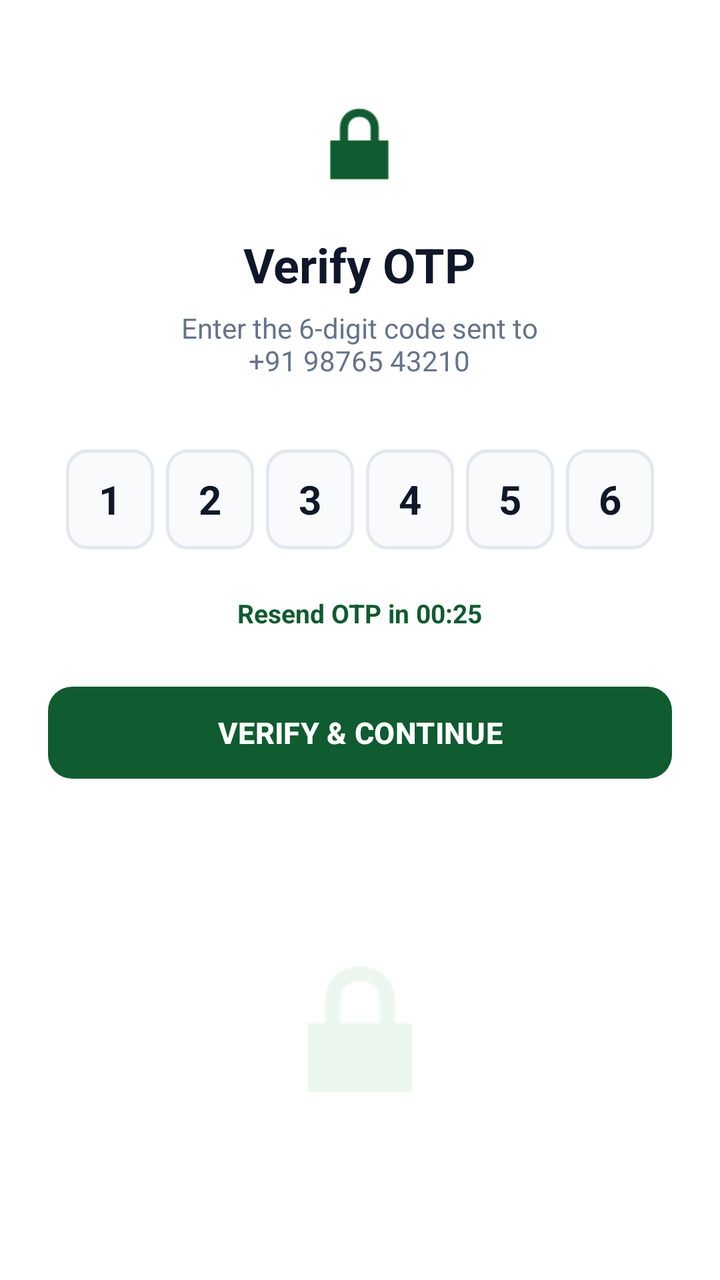
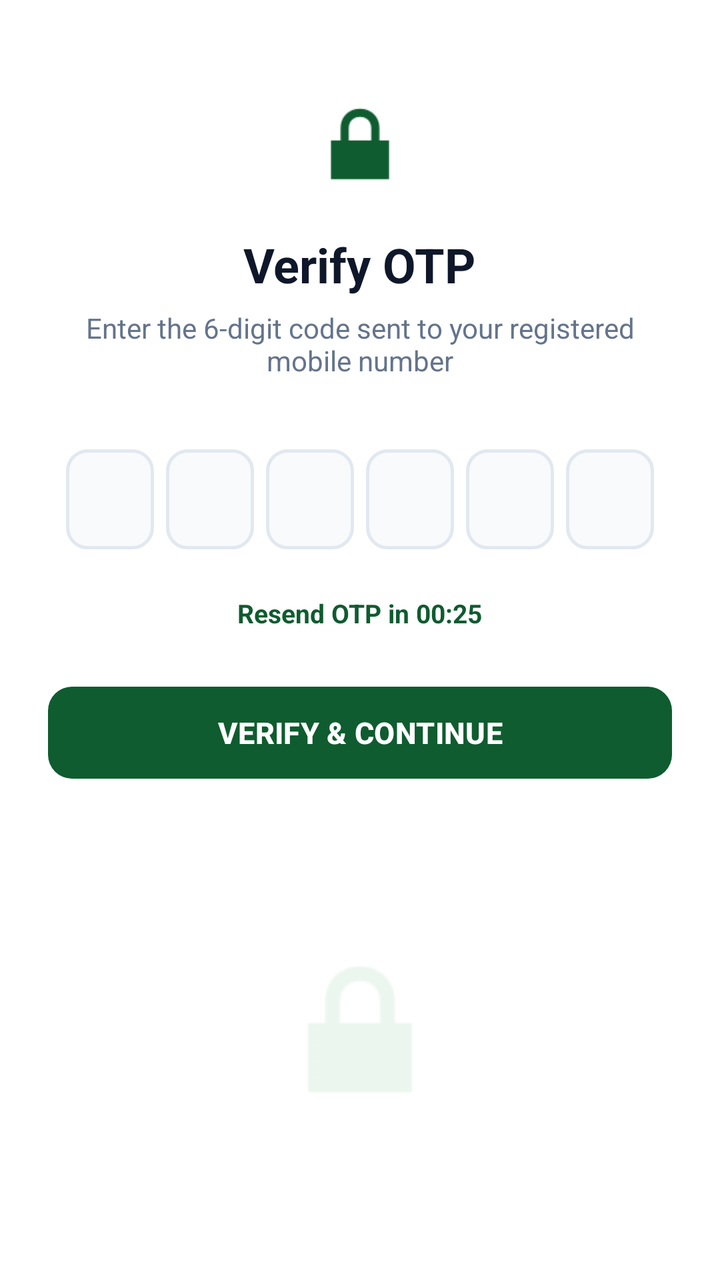

The first picture is an Android layout as it rendered before a commit; the second is the same layout after the commit. The layout source and the unified diff follow.
<!-- AndroidManifest.xml: activity theme Theme.AgriLink.NoActionBar -->
<!-- res/layout/activity_otp_verification.xml -->
<?xml version="1.0" encoding="utf-8"?>
<ScrollView xmlns:android="http://schemas.android.com/apk/res/android"
    xmlns:app="http://schemas.android.com/apk/res-auto"
    android:layout_width="match_parent"
    android:layout_height="match_parent"
    android:background="@color/white"
    android:fillViewport="true">

    <LinearLayout
        android:layout_width="match_parent"
        android:layout_height="wrap_content"
        android:orientation="vertical"
        android:padding="24dp">

        <LinearLayout
            android:layout_width="wrap_content"
            android:layout_height="wrap_content"
            android:layout_gravity="center"
            android:layout_marginTop="20dp"
            android:gravity="center"
            android:orientation="vertical">

            <ImageView
                android:layout_width="56dp"
                android:layout_height="56dp"
                android:src="@android:drawable/ic_lock_lock"
                app:tint="@color/primary_green" />

            <TextView
                android:layout_width="wrap_content"
                android:layout_height="wrap_content"
                android:layout_marginTop="16dp"
                android:text="Verify OTP"
                android:textColor="@color/text_dark"
                android:textSize="24sp"
                android:textStyle="bold" />

            <TextView
                android:layout_width="wrap_content"
                android:layout_height="wrap_content"
                android:layout_marginTop="6dp"
                android:gravity="center"
                android:text="Enter the 6-digit code sent to\n+91 98765 43210"
                android:textColor="@color/text_muted"
                android:textSize="14sp" />
        </LinearLayout>

        
        <LinearLayout
            android:layout_width="match_parent"
            android:layout_height="wrap_content"
            android:layout_marginTop="32dp"
            android:gravity="center"
            android:orientation="horizontal">

            <EditText
                android:id="@+id/otp1"
                android:layout_width="44dp"
                android:layout_height="50dp"
                android:layout_margin="3dp"
                android:background="@drawable/shape_otp_box"
                android:gravity="center"
                android:inputType="number"
                android:maxLength="1"
                android:text="1"
                android:textColor="@color/text_dark"
                android:textSize="20sp"
                android:textStyle="bold" />

            <EditText
                android:id="@+id/otp2"
                android:layout_width="44dp"
                android:layout_height="50dp"
                android:layout_margin="3dp"
                android:background="@drawable/shape_otp_box"
                android:gravity="center"
                android:inputType="number"
                android:maxLength="1"
                android:text="2"
                android:textColor="@color/text_dark"
                android:textSize="20sp"
                android:textStyle="bold" />

            <EditText
                android:id="@+id/otp3"
                android:layout_width="44dp"
                android:layout_height="50dp"
                android:layout_margin="3dp"
                android:background="@drawable/shape_otp_box"
                android:gravity="center"
                android:inputType="number"
                android:maxLength="1"
                android:text="3"
                android:textColor="@color/text_dark"
                android:textSize="20sp"
                android:textStyle="bold" />

            <EditText
                android:id="@+id/otp4"
                android:layout_width="44dp"
                android:layout_height="50dp"
                android:layout_margin="3dp"
                android:background="@drawable/shape_otp_box"
                android:gravity="center"
                android:inputType="number"
                android:maxLength="1"
                android:text="4"
                android:textColor="@color/text_dark"
                android:textSize="20sp"
                android:textStyle="bold" />

            <EditText
                android:id="@+id/otp5"
                android:layout_width="44dp"
                android:layout_height="50dp"
                android:layout_margin="3dp"
                android:background="@drawable/shape_otp_box"
                android:gravity="center"
                android:inputType="number"
                android:maxLength="1"
                android:text="5"
                android:textColor="@color/text_dark"
                android:textSize="20sp"
                android:textStyle="bold" />

            <EditText
                android:id="@+id/otp6"
                android:layout_width="44dp"
                android:layout_height="50dp"
                android:layout_margin="3dp"
                android:background="@drawable/shape_otp_box"
                android:gravity="center"
                android:inputType="number"
                android:maxLength="1"
                android:text="6"
                android:textColor="@color/text_dark"
                android:textSize="20sp"
                android:textStyle="bold" />
        </LinearLayout>

        <TextView
            android:layout_width="wrap_content"
            android:layout_height="wrap_content"
            android:layout_gravity="center"
            android:layout_marginTop="20dp"
            android:text="Resend OTP in 00:25"
            android:textColor="@color/primary_green"
            android:textSize="13sp"
            android:textStyle="bold" />

        <com.google.android.material.button.MaterialButton
            android:id="@+id/btnVerify"
            android:layout_width="match_parent"
            android:layout_height="54dp"
            android:layout_marginTop="24dp"
            android:text="VERIFY &amp; CONTINUE"
            android:textColor="@color/white"
            android:textSize="15sp"
            android:textStyle="bold"
            app:backgroundTint="@color/primary_green"
            app:cornerRadius="12dp" />

        <LinearLayout
            android:layout_width="match_parent"
            android:layout_height="0dp"
            android:layout_marginTop="20dp"
            android:layout_weight="1"
            android:gravity="center"
            android:orientation="vertical">

            <ImageView
                android:layout_width="100dp"
                android:layout_height="100dp"
                android:alpha="0.8"
                android:src="@android:drawable/ic_lock_lock"
                app:tint="@color/accent_light" />
        </LinearLayout>

    </LinearLayout>

</ScrollView>
<!-- resources referenced by this layout -->
<resources>
  <color name="accent_light">#E6F4EA</color>
  <color name="primary_green">#0E5C2F</color>
  <color name="text_dark">#0F172A</color>
  <color name="text_muted">#64748B</color>
  <color name="white">#FFFFFF</color>
  <!-- drawable shape_otp_box (drawable) -->
  <?xml version="1.0" encoding="utf-8"?>
  <shape xmlns:android="http://schemas.android.com/apk/res/android"
      android:shape="rectangle">
      <solid android:color="#F8FAFC" />
      <stroke
          android:width="1.5dp"
          android:color="#E2E8F0" />
      <corners android:radius="10dp" />
  </shape>
  <style name="Theme.AgriLink.NoActionBar">
          <item name="windowActionBar">false</item>
          <item name="windowNoTitle">true</item>
      </style>
</resources>

<!-- the commit's change to res/layout/activity_otp_verification.xml (unified diff, before → after) -->
@@ -40,7 +40,7 @@
                 android:layout_height="wrap_content"
                 android:layout_marginTop="6dp"
                 android:gravity="center"
-                android:text="Enter the 6-digit code sent to\n+91 98765 43210"
+                android:text="Enter the 6-digit code sent to your registered mobile number"
                 android:textColor="@color/text_muted"
                 android:textSize="14sp" />
         </LinearLayout>
@@ -62,7 +62,6 @@
                 android:gravity="center"
                 android:inputType="number"
                 android:maxLength="1"
-                android:text="1"
                 android:textColor="@color/text_dark"
                 android:textSize="20sp"
                 android:textStyle="bold" />
@@ -76,7 +75,6 @@
                 android:gravity="center"
                 android:inputType="number"
                 android:maxLength="1"
-                android:text="2"
                 android:textColor="@color/text_dark"
                 android:textSize="20sp"
                 android:textStyle="bold" />
@@ -90,7 +88,6 @@
                 android:gravity="center"
                 android:inputType="number"
                 android:maxLength="1"
-                android:text="3"
                 android:textColor="@color/text_dark"
                 android:textSize="20sp"
                 android:textStyle="bold" />
@@ -104,7 +101,6 @@
                 android:gravity="center"
                 android:inputType="number"
                 android:maxLength="1"
-                android:text="4"
                 android:textColor="@color/text_dark"
                 android:textSize="20sp"
                 android:textStyle="bold" />
@@ -118,7 +114,6 @@
                 android:gravity="center"
                 android:inputType="number"
                 android:maxLength="1"
-                android:text="5"
                 android:textColor="@color/text_dark"
                 android:textSize="20sp"
                 android:textStyle="bold" />
@@ -132,7 +127,6 @@
                 android:gravity="center"
                 android:inputType="number"
                 android:maxLength="1"
-                android:text="6"
                 android:textColor="@color/text_dark"
                 android:textSize="20sp"
                 android:textStyle="bold" />
